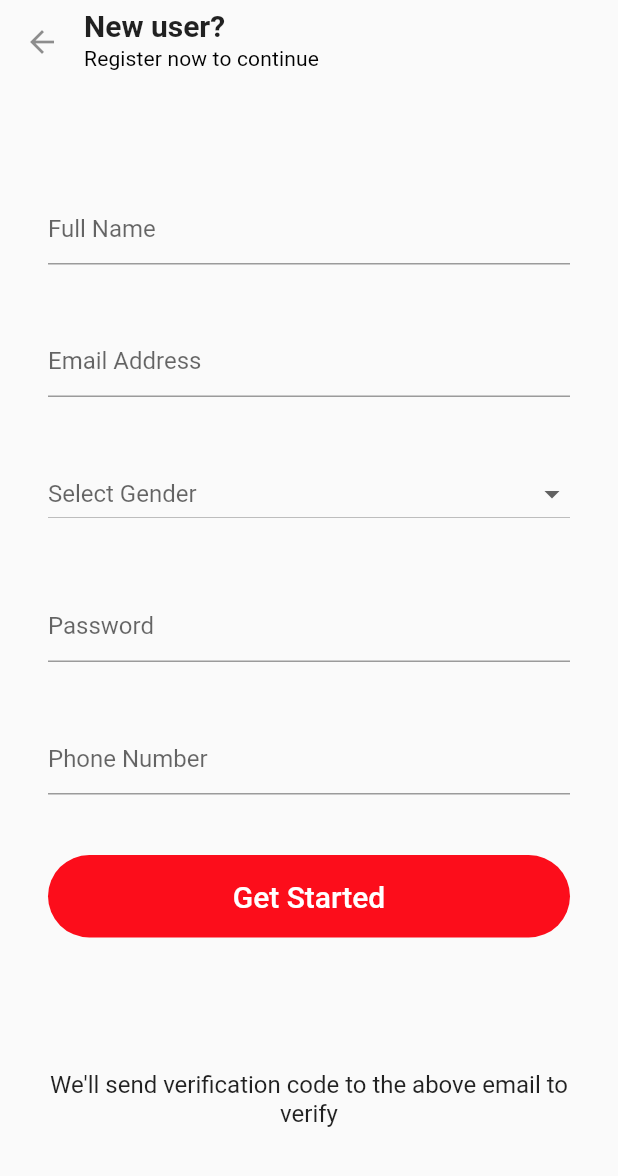
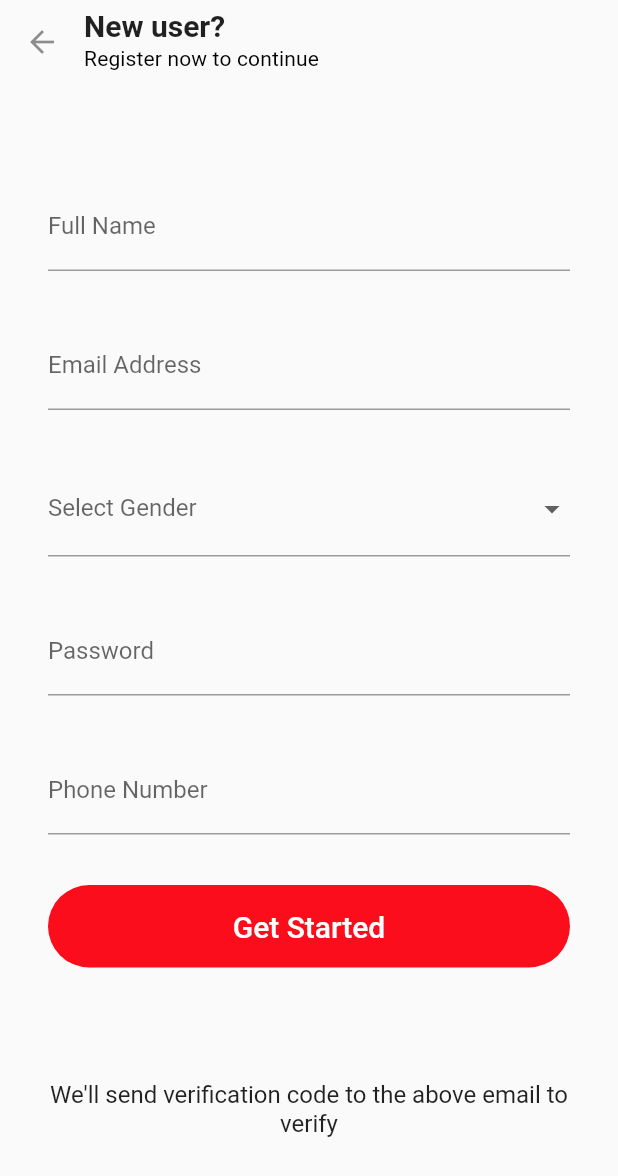
Before and after one commit to aramidefemi/stories, a Flutter app: the NewUserPage screen opened directly, on a phone screen of 412 x 824 dp. Shown: the top 1176 px of the screen. Run offline on Flutter 3.47's test engine with Material 2 defaults, Android fonts, the phone set to English and light mode, and no system bars; our stand-ins replace dots_indicator, material_design_icons_flutter; missing offline and left inert: keyboard_visibility.

Commit message:
Change implementation of gender dropdown button

```diff
--- a/lib/ui/authentication_pages/new_user_page.dart
+++ b/lib/ui/authentication_pages/new_user_page.dart
@@ -71,14 +71,15 @@ class NewUserPage extends StatelessWidget {
               mainAxisAlignment: MainAxisAlignment.spaceEvenly,
               children: <Widget>[
                 TextField(
-                  decoration: InputDecoration(hintText: "Full Name"),
+                  decoration: InputDecoration(labelText: "Full Name"),
                 ),
                 TextField(
-                  decoration: InputDecoration(hintText: "Email Address"),
+                  decoration: InputDecoration(labelText: "Email Address"),
                 ),
+
                 StatefulBuilder(
                   builder: (BuildContext context, StateSetter setState) {
-                    return DropdownButton<String>(
+                    return DropdownButtonFormField(
                       items: [
                         DropdownMenuItem(
                           value: "Male",
@@ -93,23 +94,24 @@ class NewUserPage extends StatelessWidget {
                           ),
                         ),
                       ],
-                      hint: Text("Select Gender"),
-                      onChanged: (value) {
+                      onChanged: (selectedGender) {
                         setState(() {
-                          _genderValue = value;
+                          _genderValue = selectedGender;
                         });
                       },
                       value: _genderValue,
-                      isExpanded: true,
+                      decoration: InputDecoration(
+                        labelText: "Select Gender",
+                      ),
                     );
                   },
                 ),
 
                 TextField(
-                  decoration: InputDecoration(hintText: "Password"),
+                  decoration: InputDecoration(labelText: "Password"),
                 ),
                 TextField(
-                  decoration: InputDecoration(hintText: "Phone Number"),
+                  decoration: InputDecoration(labelText: "Phone Number"),
                 ),
                 signInButton,
                 SizedBox(height: 8.0),
```
